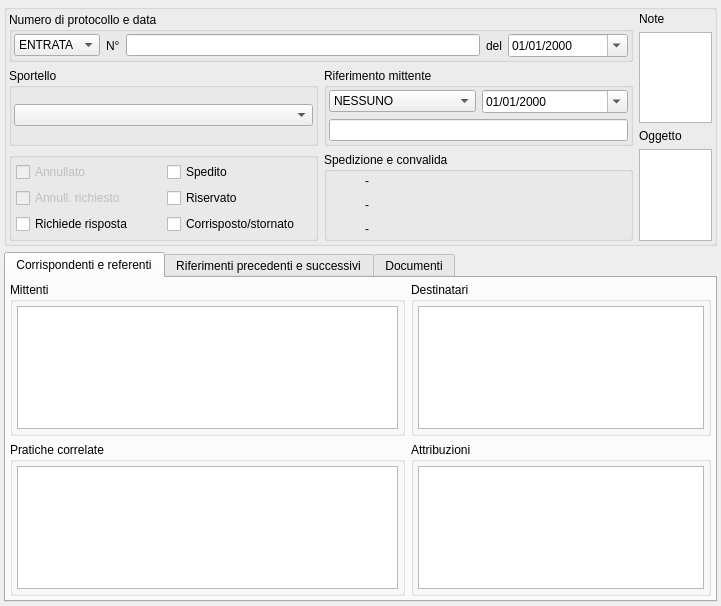
This is src/com/axiastudio/suite/protocollo/forms/protocollo.ui in tizianolattisi/suitegda as Qt 5 draws it before an edit. The edited form follows.
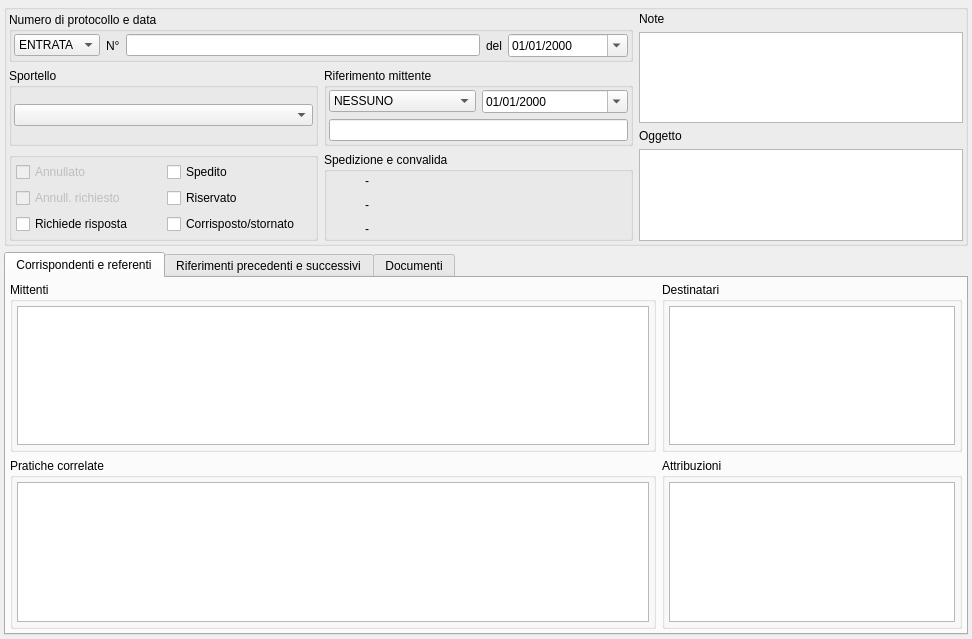
This is the edited form. Icons and pictures are not drawn. Custom widgets are drawn as their Qt base class.

Commit message: Patch temporanea di compatibilità prima del ristudio del meccanismo di apertura delle form.

```diff
--- a/src/com/axiastudio/suite/protocollo/forms/protocollo.ui
+++ b/src/com/axiastudio/suite/protocollo/forms/protocollo.ui
@@ -6,8 +6,8 @@
    <rect>
     <x>0</x>
     <y>0</y>
-    <width>721</width>
-    <height>606</height>
+    <width>972</width>
+    <height>639</height>
    </rect>
   </property>
   <property name="windowTitle">
```
The commit also changes 5 other files.
